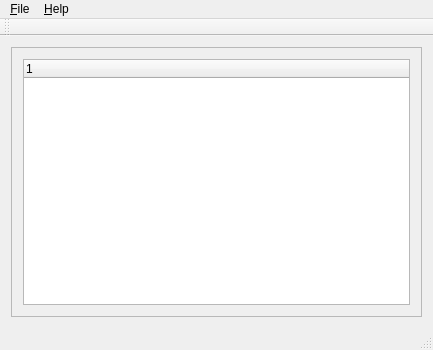
This is mainwindow.ui in tomaso/nagtray as Qt 5 draws it before an edit. The edited form follows.
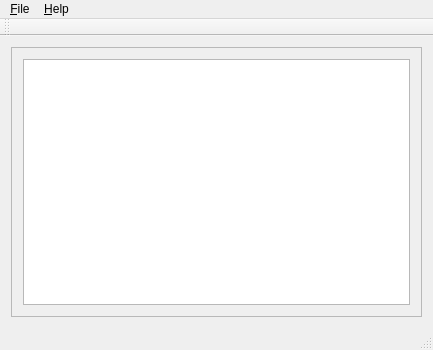
This is the edited form. Icons and pictures are not drawn.

The edit to the form file:
```diff
--- a/mainwindow.ui
+++ b/mainwindow.ui
@@ -25,19 +25,7 @@
       </property>
       <layout class="QVBoxLayout" name="verticalLayout">
        <item>
-        <widget class="QTreeWidget" name="treeWidget">
-         <property name="sizePolicy">
-          <sizepolicy hsizetype="Expanding" vsizetype="Expanding">
-           <horstretch>0</horstretch>
-           <verstretch>0</verstretch>
-          </sizepolicy>
-         </property>
-         <column>
-          <property name="text">
-           <string notr="true">1</string>
-          </property>
-         </column>
-        </widget>
+        <widget class="QTreeView" name="hostView"/>
        </item>
       </layout>
      </widget>
```
Left out of the diff: 6 changed lines with no effect on the pictures.
